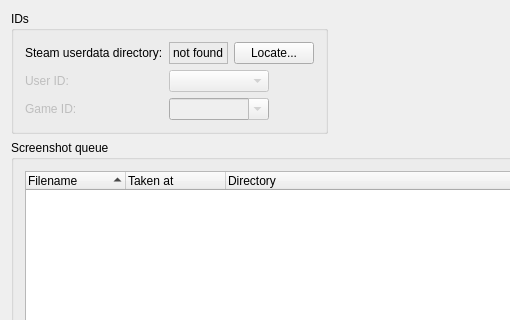
Qt form mainwindow.ui (awthwathje/SteaScree) before a commit; both pictures show x 0 to 510 and y 0 to 320 of the 742 by 704 pixel window.
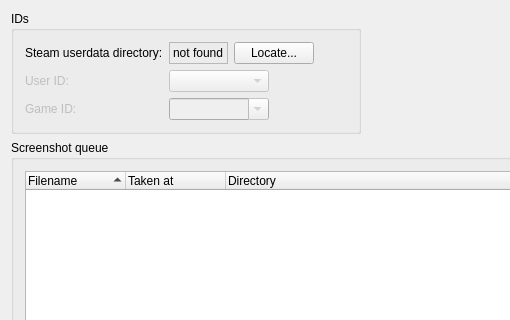
The same form after that commit. Custom widgets are drawn as their Qt base class.

What changed in the file:
```diff
--- a/mainwindow.ui
+++ b/mainwindow.ui
@@ -83,7 +83,7 @@
         </property>
         <property name="minimumSize">
          <size>
-          <width>292</width>
+          <width>350</width>
           <height>0</height>
          </size>
         </property>
```
Left out of the diff: 4 changed lines with no effect on the pictures.
